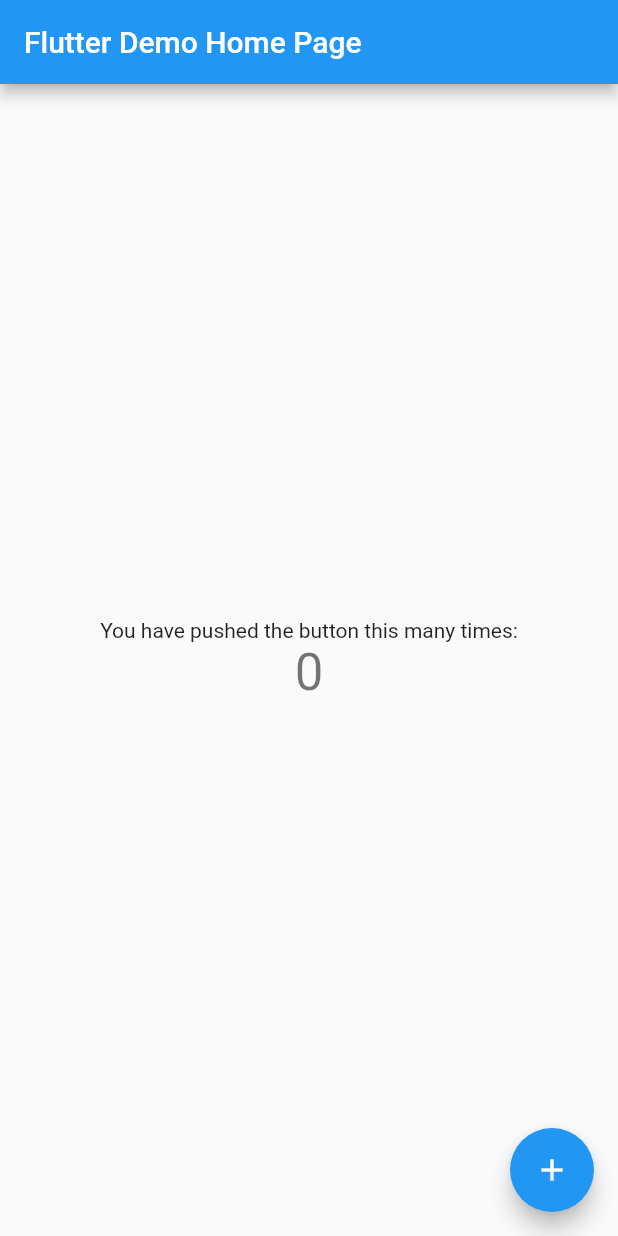
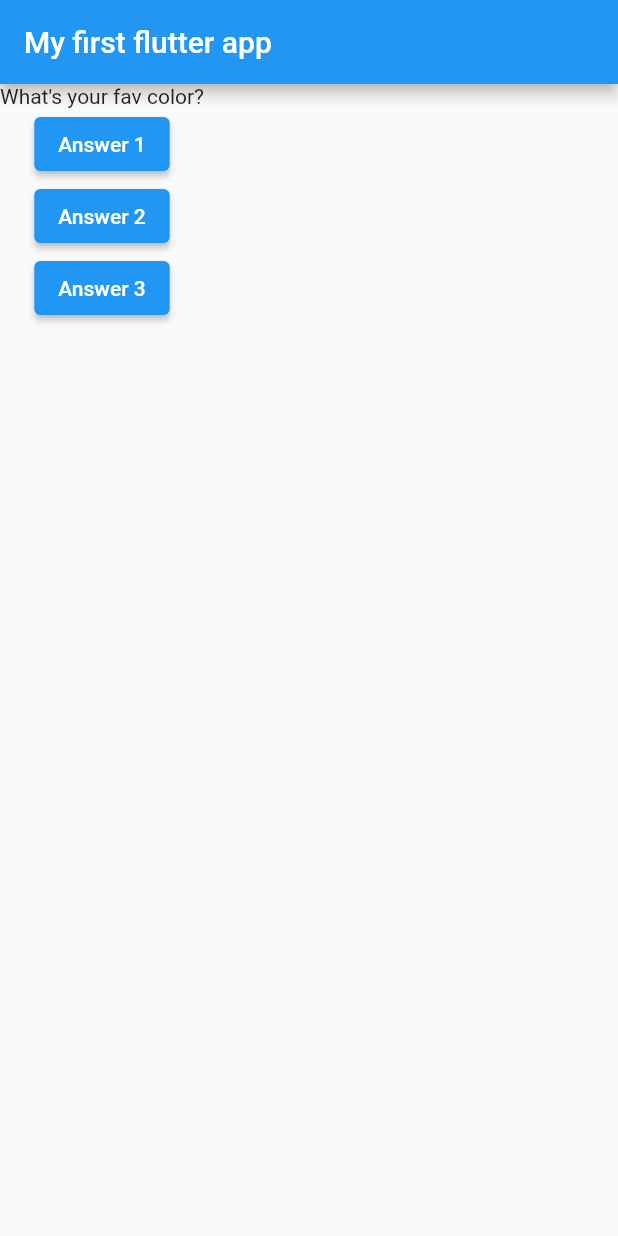
Before and after one commit to dcavusoglu/flutter_first, a Flutter app: the screen it shows after launch, on a phone screen of 412 x 824 dp. Run offline on Flutter 3.47's test engine with Material 2 defaults, Android fonts, the phone set to English and light mode, and no system bars.

Commit message:
question: custom widget created

```diff
--- a/lib/main.dart
+++ b/lib/main.dart
@@ -1,115 +1,56 @@
 import 'package:flutter/material.dart';
+import './question.dart';
 
 void main() {
-  runApp(const MyApp());
+  runApp(FirstFlutter());
 }
 
-class MyApp extends StatelessWidget {
-  const MyApp({super.key});
-
-  // This widget is the root of your application.
+class FirstFlutter extends StatefulWidget {
   @override
-  Widget build(BuildContext context) {
-    return MaterialApp(
-      title: 'Flutter Demo',
-      theme: ThemeData(
-        // This is the theme of your application.
-        //
-        // Try running your application with "flutter run". You'll see the
-        // application has a blue toolbar. Then, without quitting the app, try
-        // changing the primarySwatch below to Colors.green and then invoke
-        // "hot reload" (press "r" in the console where you ran "flutter run",
-        // or simply save your changes to "hot reload" in a Flutter IDE).
-        // Notice that the counter didn't reset back to zero; the application
-        // is not restarted.
-        primarySwatch: Colors.blue,
-      ),
-      home: const MyHomePage(title: 'Flutter Demo Home Page'),
-    );
+  State<StatefulWidget> createState() {
+    // TODO: implement createState
+    return _FirstFlutterState();
   }
 }
 
-class MyHomePage extends StatefulWidget {
-  const MyHomePage({super.key, required this.title});
-
-  // This widget is the home page of your application. It is stateful, meaning
-  // that it has a State object (defined below) that contains fields that affect
-  // how it looks.
-
-  // This class is the configuration for the state. It holds the values (in this
-  // case the title) provided by the parent (in this case the App widget) and
-  // used by the build method of the State. Fields in a Widget subclass are
-  // always marked "final".
-
-  final String title;
-
-  @override
-  State<MyHomePage> createState() => _MyHomePageState();
-}
-
-class _MyHomePageState extends State<MyHomePage> {
-  int _counter = 0;
-
-  void _incrementCounter() {
+class _FirstFlutterState extends State<FirstFlutter> {
+  var _questionIndex = 0;
+  void _answerQuestion() {
     setState(() {
-      // This call to setState tells the Flutter framework that something has
-      // changed in this State, which causes it to rerun the build method below
-      // so that the display can reflect the updated values. If we changed
-      // _counter without calling setState(), then the build method would not be
-      // called again, and so nothing would appear to happen.
-      _counter++;
+      _questionIndex = _questionIndex + 1;
     });
+    print(_questionIndex);
   }
 
   @override
   Widget build(BuildContext context) {
-    // This method is rerun every time setState is called, for instance as done
-    // by the _incrementCounter method above.
-    //
-    // The Flutter framework has been optimized to make rerunning build methods
-    // fast, so that you can just rebuild anything that needs updating rather
-    // than having to individually change instances of widgets.
-    return Scaffold(
-      appBar: AppBar(
-        // Here we take the value from the MyHomePage object that was created by
-        // the App.build method, and use it to set our appbar title.
-        title: Text(widget.title),
+    var questions = [
+      'What\'s your fav color?',
+      'What\'s your fav drink?',
+    ];
+    return MaterialApp(
+      home: Scaffold(
+        appBar: AppBar(
+          title: Text('My first flutter app'),
+        ),
+        body: Column(children: [
+          Question(
+            questions[_questionIndex],
+          ),
+          ElevatedButton(
+            child: Text('Answer 1'),
+            onPressed: _answerQuestion,
+          ),
+          ElevatedButton(
+            child: Text('Answer 2'),
+            onPressed: _answerQuestion,
+          ),
+          ElevatedButton(
+            child: Text('Answer 3'),
+            onPressed: _answerQuestion,
+          ),
+        ]),
       ),
-      body: Center(
-        // Center is a layout widget. It takes a single child and positions it
-        // in the middle of the parent.
-        child: Column(
-          // Column is also a layout widget. It takes a list of children and
-          // arranges them vertically. By default, it sizes itself to fit its
-          // children horizontally, and tries to be as tall as its parent.
-          //
-          // Invoke "debug painting" (press "p" in the console, choose the
-          // "Toggle Debug Paint" action from the Flutter Inspector in Android
-          // Studio, or the "Toggle Debug Paint" command in Visual Studio Code)
-          // to see the wireframe for each widget.
-          //
-          // Column has various properties to control how it sizes itself and
-          // how it positions its children. Here we use mainAxisAlignment to
-          // center the children vertically; the main axis here is the vertical
-          // axis because Columns are vertical (the cross axis would be
-          // horizontal).
-          mainAxisAlignment: MainAxisAlignment.center,
-          children: <Widget>[
-            const Text(
-              'You have pushed the button this many times:',
-            ),
-            Text(
-              '$_counter',
-              style: Theme.of(context).textTheme.headlineMedium,
-            ),
-          ],
-        ),
-      ),
-      floatingActionButton: FloatingActionButton(
-        onPressed: _incrementCounter,
-        tooltip: 'Increment',
-        child: const Icon(Icons.add),
-      ), // This trailing comma makes auto-formatting nicer for build methods.
     );
   }
 }
--- /dev/null
+++ b/lib/question.dart
@@ -0,0 +1,11 @@
+import 'package:flutter/material.dart';
+
+class Question extends StatelessWidget {
+  String questionText;
+  Question(this.questionText);
+
+  @override
+  Widget build(BuildContext context) {
+    return Text(questionText);
+  }
+}
```
